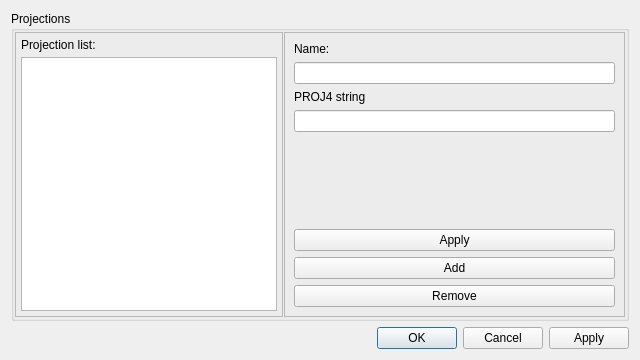
Before: the Qt Designer form src/Preferences/ProjPreferencesDialog.ui in openstreetmap/merkaartor, drawn with Qt 5.
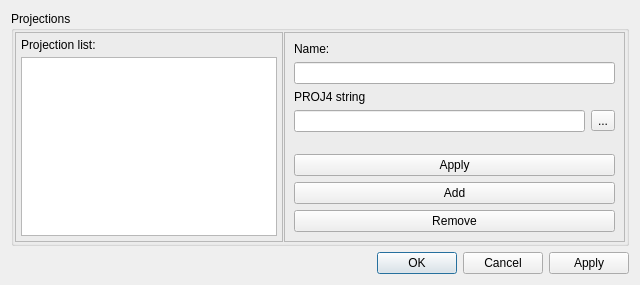
After: the same form once the commit is applied.

What changed in the file:
```diff
--- a/src/Preferences/ProjPreferencesDialog.ui
+++ b/src/Preferences/ProjPreferencesDialog.ui
@@ -7,7 +7,7 @@
     <x>0</x>
     <y>0</y>
     <width>640</width>
-    <height>360</height>
+    <height>285</height>
    </rect>
   </property>
   <property name="windowTitle">
@@ -69,7 +69,7 @@
         <property name="frameShadow">
          <enum>QFrame::Raised</enum>
         </property>
-        <layout class="QVBoxLayout">
+        <layout class="QVBoxLayout" name="verticalLayout">
          <item>
           <widget class="QLabel" name="label_11">
            <property name="text">
@@ -95,7 +95,18 @@
           </widget>
          </item>
          <item>
-          <widget class="QLineEdit" name="edProj4String"/>
+          <layout class="QHBoxLayout" name="horizontalLayout">
+           <item>
+            <widget class="QLineEdit" name="edProj4String"/>
+           </item>
+           <item>
+            <widget class="QToolButton" name="btSelectProj4">
+             <property name="text">
+              <string>...</string>
+             </property>
+            </widget>
+           </item>
+          </layout>
          </item>
          <item>
           <spacer>
```
